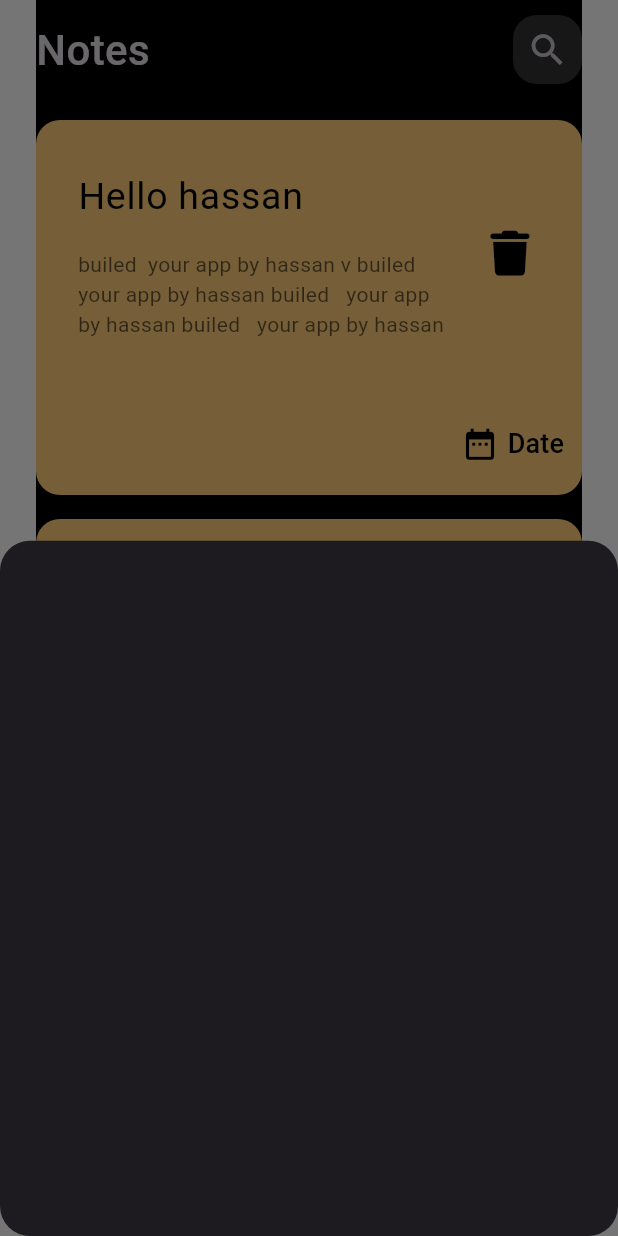
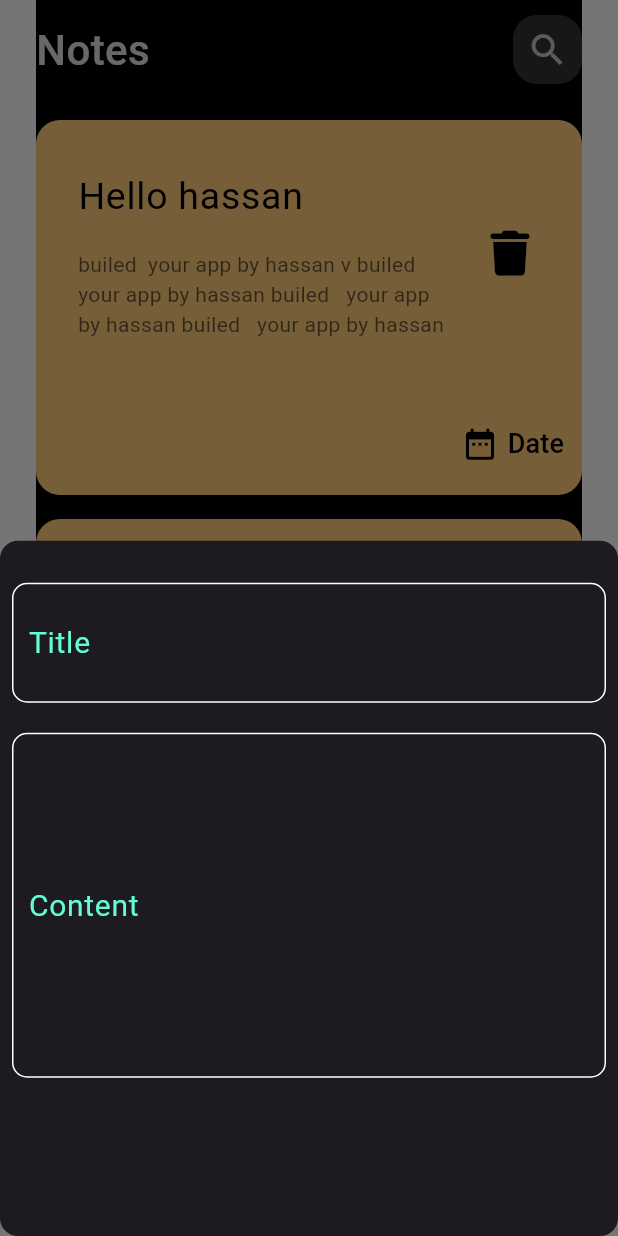
Before and after one commit to Hassanlbrhim/Notes_App, a Flutter app: the NotesApp screen opened directly, after a tap on the "add" icon, on a phone screen of 412 x 824 dp. Run offline on Flutter 3.47's test engine with Material 3 defaults, Android fonts, the phone set to English and light mode, and no system bars; our stand-ins replace font_awesome_flutter, lottie; Roboto replaces fonts that are missing (Poppins).

Commit message:
CustomTextFiled

```diff
--- /dev/null
+++ b/notes_app/lib/constant.dart
@@ -0,0 +1,3 @@
+import 'dart:ui';
+
+const priemeryColor = Color(0xff62FCD7);
--- a/notes_app/lib/views/Home_page.dart
+++ b/notes_app/lib/views/Home_page.dart
@@ -12,10 +12,11 @@ class NotesApp extends StatelessWidget {
         padding: EdgeInsets.symmetric(horizontal: 24),
         child: Scaffold(
           floatingActionButton: FloatingActionButton(
+            backgroundColor: Colors.black,
             onPressed: () {
               showModalBottomSheet(
                   shape: RoundedRectangleBorder(
-                        borderRadius: BorderRadius.circular(20)),
+                      borderRadius: BorderRadius.circular(12)),
                   context: context,
                   builder: (context) {
                     return AddNoteBottomSheet();
@@ -23,7 +24,8 @@ class NotesApp extends StatelessWidget {
             },
             child: Icon(
               Icons.add,
-              )),
+            ),
+          ),
           backgroundColor: Colors.black,
           body: NotesViewsBodey(),
         ),
--- a/notes_app/lib/widgets/AddNoteBottomSheet.dart
+++ b/notes_app/lib/widgets/AddNoteBottomSheet.dart
@@ -1,10 +1,31 @@
 import 'package:flutter/material.dart';
+import 'package:notes_app/widgets/CustomTextFiled.dart';
 
 class AddNoteBottomSheet extends StatelessWidget {
   const AddNoteBottomSheet({super.key});
 
   @override
   Widget build(BuildContext context) {
-    return Container();
+    return Padding(
+      padding: const EdgeInsets.all(8.0),
+      child: Column(
+        children: [
+          SizedBox(
+            height: 20,
+          ),
+          CustomTextFiled(
+            hintText: "Title",
+            ContentPadding: EdgeInsets.symmetric(vertical: 25, horizontal: 7),
+          ),
+          SizedBox(
+            height: 20,
+          ),
+          CustomTextFiled(
+            hintText: 'Content',
+            ContentPadding: EdgeInsets.symmetric(vertical: 100, horizontal: 7),
+          )
+        ],
+      ),
+    );
   }
 }
--- /dev/null
+++ b/notes_app/lib/widgets/CustomTextFiled.dart
@@ -0,0 +1,38 @@
+import 'package:flutter/material.dart';
+import 'package:notes_app/constant.dart';
+
+class CustomTextFiled extends StatelessWidget {
+  const CustomTextFiled(
+      {super.key, required this.ContentPadding, required this.hintText});
+  final EdgeInsetsGeometry ContentPadding;
+  final String hintText;
+  @override
+  Widget build(BuildContext context) {
+    return TextField(
+      cursorColor: priemeryColor,
+      textAlign: TextAlign.start,
+      decoration: InputDecoration(
+        hintText: hintText,
+        hintStyle: TextStyle(
+          color: priemeryColor,
+          fontSize: 20,
+        ),
+        contentPadding: ContentPadding,
+        border: bulideBorder(),
+        enabledBorder: bulideBorder(),
+        focusedBorder: bulideBorder(
+          priemeryColor,
+        ),
+      ),
+    );
+  }
+
+  OutlineInputBorder bulideBorder([Color]) {
+    return OutlineInputBorder(
+      borderSide: BorderSide(
+        color: Color ?? Colors.white,
+      ),
+      borderRadius: BorderRadius.circular(10),
+    );
+  }
+}
```
Lines whose indentation alone changed are shown as unchanged.
